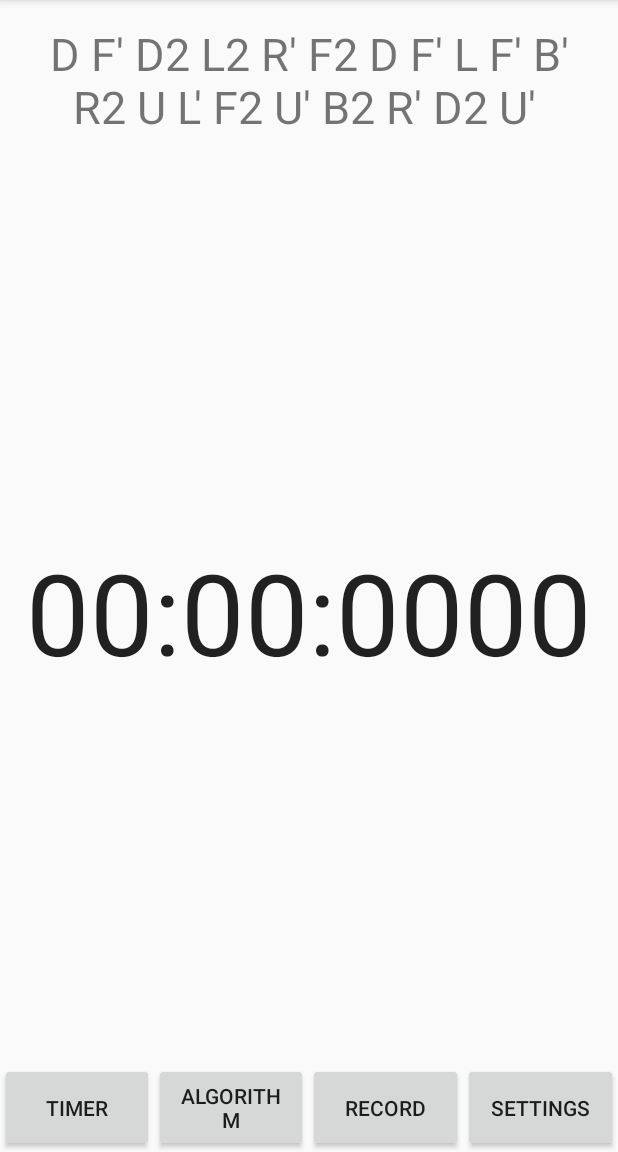
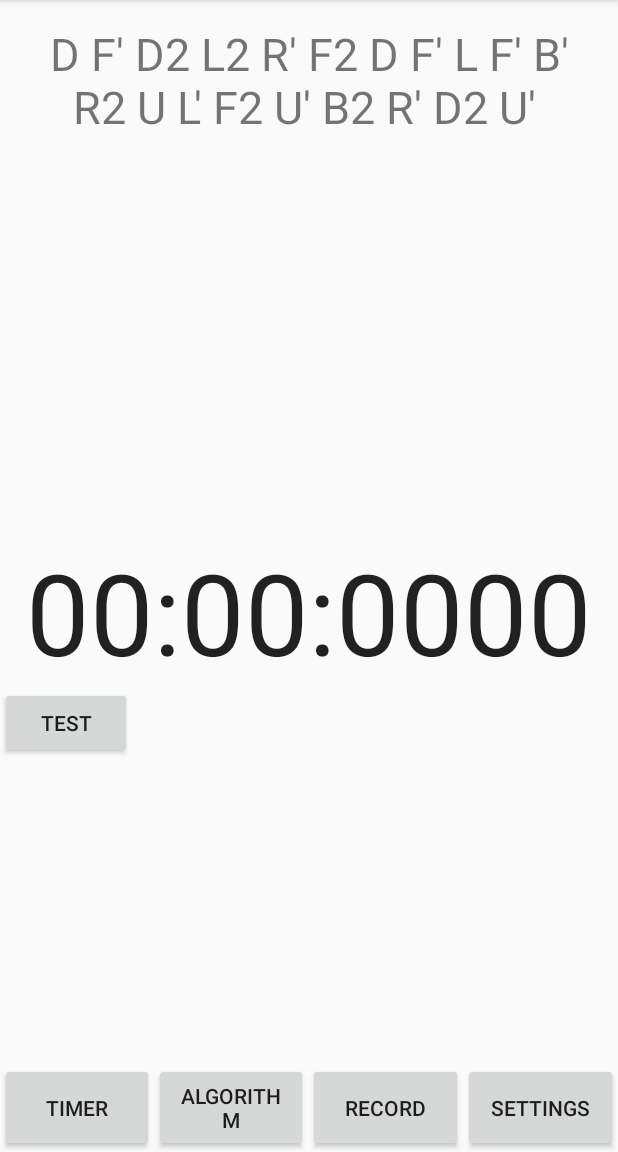
Before and after one commit to IT114118/ITP4210-RubiksCubeTimer-Client, an Android app: the TimerActivity screen opened directly, with no data from a screen before it, on a phone screen of 412 x 824 dp, the part 84-1236 px from its top. Run offline under Robolectric (Android 15) with nearby library versions, the phone set to English and light mode, and no system bars.

Commit message:
update activity_timer.xml

```diff
--- a/app/src/main/java/com/example/project4210/TimerActivity.java
+++ b/app/src/main/java/com/example/project4210/TimerActivity.java
@@ -5,6 +5,7 @@ import android.os.SystemClock;
 import android.support.v7.app.AppCompatActivity;
 import android.os.Bundle;
 import android.view.View;
+import android.widget.Button;
 import android.widget.Chronometer;
 import android.widget.TextView;
 
@@ -27,20 +28,31 @@ public class TimerActivity extends AppCompatActivity {
 
     private Timer timer;
 
+    private Button btn_test;
+
     @Override
     protected void onCreate(Bundle savedInstanceState) {
         super.onCreate(savedInstanceState);
         setContentView(R.layout.activity_timer);
 
+        btn_test = findViewById(R.id.btn_test);
         tv_scramble = findViewById(R.id.tv_scramble);
         //tv_scramble.setText(generateScramble(20));
         tv_scramble.setText(createScramble(20));
 
         chronometer_timer = findViewById(R.id.chronometer_timer);
 
+        //計時器測試buttom
+        btn_test.setOnClickListener(new View.OnClickListener() {
+            @Override
+            public void onClick(View view) {
+                startChronometer();
+            }
+        });
+
     }
 
-    //計時器, 未試
+    //有bug, 但可使用
     private void startChronometer(){
         chronometer_timer.setOnChronometerTickListener(new Chronometer.OnChronometerTickListener(){
             @Override
--- a/app/src/main/res/layout/activity_timer.xml
+++ b/app/src/main/res/layout/activity_timer.xml
@@ -66,4 +66,12 @@
 
     </LinearLayout>
 
+    <Button
+        android:id="@+id/btn_test"
+        android:layout_width="wrap_content"
+        android:layout_height="wrap_content"
+        android:text="test"
+        app:layout_constraintStart_toStartOf="parent"
+        app:layout_constraintTop_toBottomOf="@+id/chronometer_timer" />
+
 </android.support.constraint.ConstraintLayout>
```
